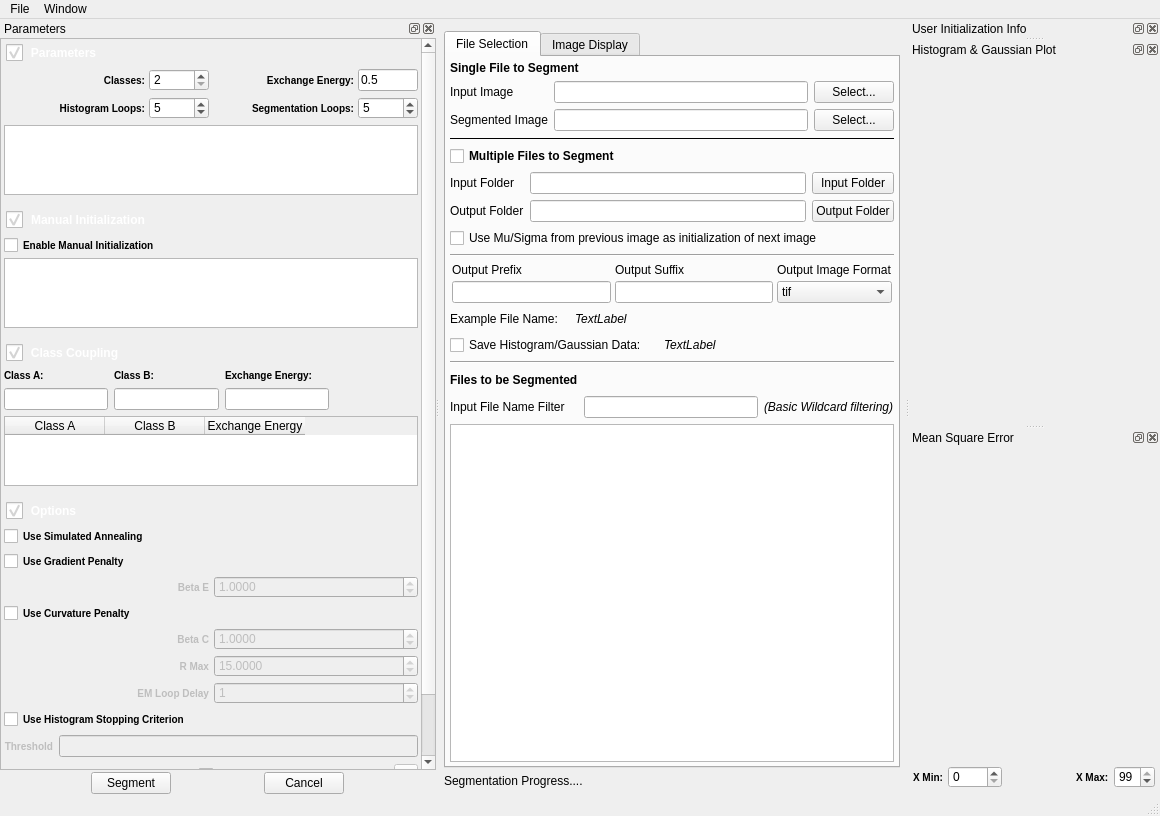
Qt form Code/EmMpmGui/UI_Files/EmMpmGui.ui (BlueQuartzSoftware/EMMPMWorkbench) before a commit.
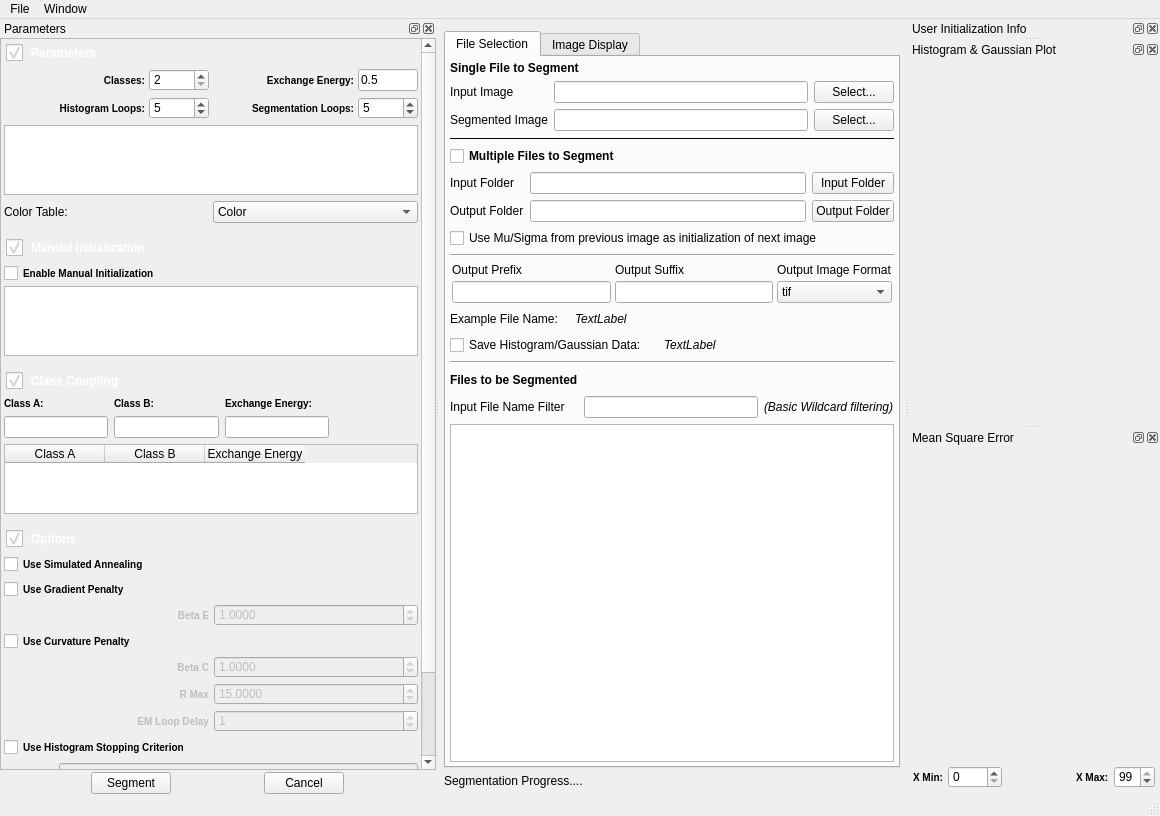
The same form after that commit. Icons and pictures are not drawn. Custom widgets are drawn as their Qt base class.

Commit message: Adding preset gray scale color table alongside the current color table.

Diff of the .ui file:
```diff
--- a/Code/EmMpmGui/UI_Files/EmMpmGui.ui
+++ b/Code/EmMpmGui/UI_Files/EmMpmGui.ui
@@ -1027,8 +1027,8 @@
          <rect>
           <x>0</x>
           <y>0</y>
-          <width>329</width>
-          <height>858</height>
+          <width>327</width>
+          <height>884</height>
          </rect>
         </property>
         <layout class="QVBoxLayout" name="verticalLayout_4">
@@ -1434,6 +1434,27 @@
               </property>
              </widget>
             </item>
+            <item row="5" column="2" colspan="2">
+             <widget class="QComboBox" name="colorTablePresets">
+              <item>
+               <property name="text">
+                <string>Color</string>
+               </property>
+              </item>
+              <item>
+               <property name="text">
+                <string>Gray Scale</string>
+               </property>
+              </item>
+             </widget>
+            </item>
+            <item row="5" column="0" colspan="2">
+             <widget class="QLabel" name="label_9">
+              <property name="text">
+               <string>Color Table:</string>
+              </property>
+             </widget>
+            </item>
            </layout>
           </widget>
          </item>
```
The commit also changes 7 other files.
